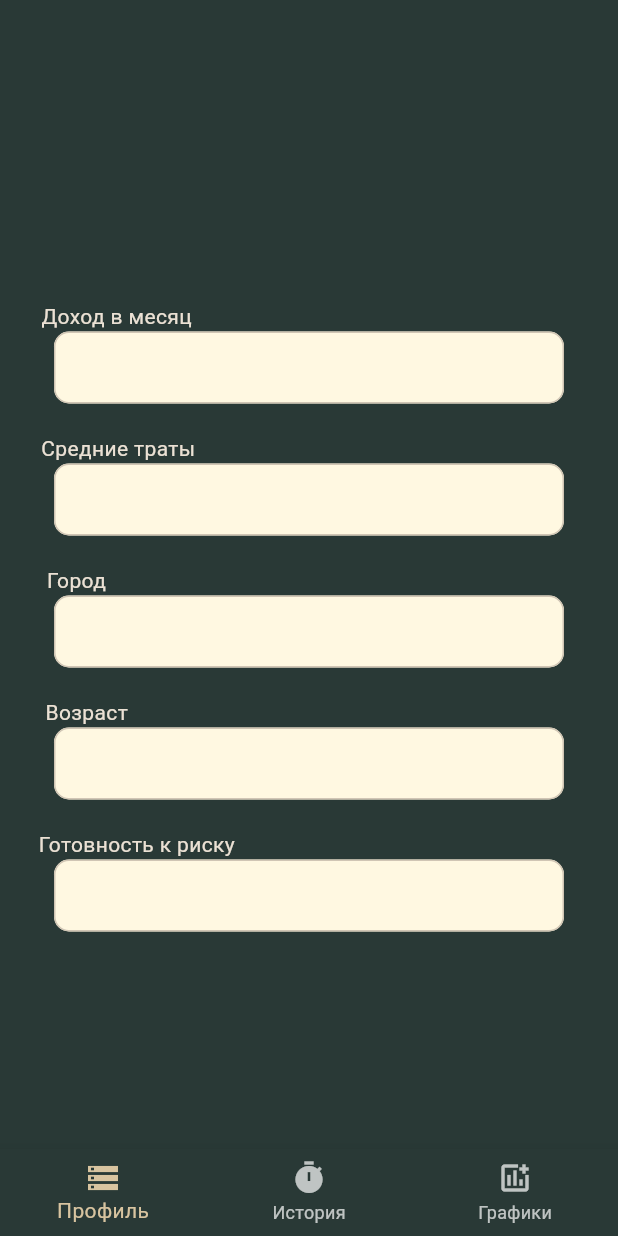
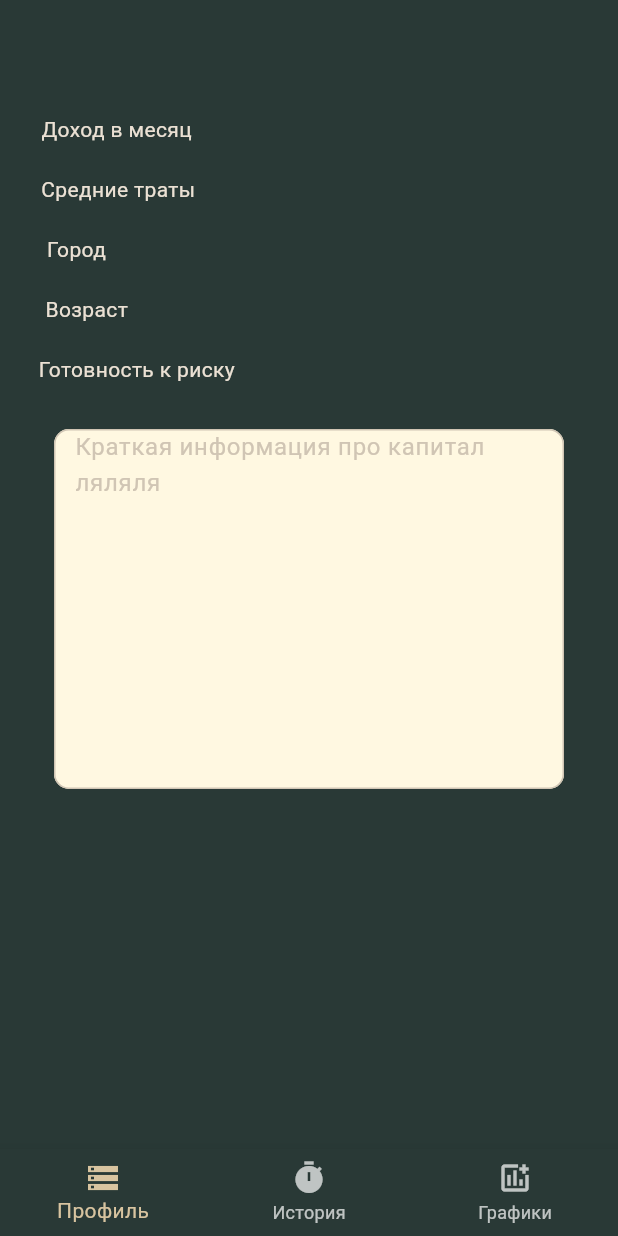
Before and after one commit to InnsmouthFisherman/CashFlow, a Flutter app: the screen it shows after launch, on a phone screen of 412 x 824 dp. Run offline on Flutter 3.47's test engine with Material 3 defaults, Android fonts, the phone set to English and light mode, and no system bars; Roboto replaces fonts that are missing (Kurale).

Commit message:
Update profile.dart

```diff
--- a/lib/pages/profile.dart
+++ b/lib/pages/profile.dart
@@ -8,49 +8,54 @@ class Profile extends StatelessWidget {
   Widget build(BuildContext context) {
     return Scaffold(
       backgroundColor: const Color(0xFF293936),
-      body: Stack(
-        children: [
+      body: Padding(
+        padding: const EdgeInsets.only(top: 10),
+        child:
           Column(
-            mainAxisAlignment: MainAxisAlignment.center,
             children: [
-              buildInputContainer('Доход в месяц'),
-              buildInputContainer('Средние траты'),
-              buildInputContainer('Город'),
-              buildInputContainer('Возраст'),
-              buildInputContainer('Готовность к риску'),
+              parameter('Доход в месяц'),
+              parameter('Средние траты'),
+              parameter('Город'),
+              parameter('Возраст'),
+              parameter('Готовность к риску'),
+              const SizedBox(height: 20,),
+              SizedBox(
+                width: 340,
+                // поменять на Text чтобы по дефолту нельзя было ниче тут писать
+                child: TextField(
+                  readOnly: true,
+
+                  keyboardType: TextInputType.multiline,
+                  maxLines: 10,
+                  style: const TextStyle(color: Color(0xFF293936)),
+                  decoration: InputDecoration(
+                    hintText: 'Краткая информация про капитал ляляля',
+                    filled: true,
+                    fillColor: Colors.amber[50],
+                    contentPadding: const EdgeInsets.symmetric(horizontal: 10),
+                    border: OutlineInputBorder(
+                      borderRadius: BorderRadius.circular(10),
+                    ),
+                  ),
+                ),
+              )
             ],
           ),
-        ],
       ),
     );
   }
 
-  // занести в один контейнер SDELANO
-  Padding buildInputContainer(String hintText) {
+  Padding parameter(String text){
     return Padding(
       padding: const EdgeInsets.all(10),
         child: Column (
             children: [
             Align(
               alignment: const FractionalOffset(0.06, 0.0),
-              child: Text(hintText)
+              child: Text(text)
             ),
-            SizedBox(
-              width: 340.0,
-              child: TextField(
-              style: const TextStyle(color: Color(0xFF293936)),
-              decoration: InputDecoration(
-                filled: true,
-                fillColor: Colors.amber[50],
-                contentPadding: const EdgeInsets.symmetric(horizontal: 10),
-                border: OutlineInputBorder(
-                  borderRadius: BorderRadius.circular(10),
-                ),
-              ),
-            ),
-          )
-        ]
-      )
+            ]
+        )
     );
   }
 }
```
